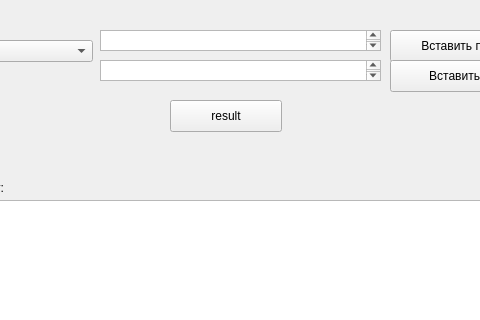
This is dm9375/naturalsumwindow.ui in S1ckick/dm9375 as Qt 5 draws it before an edit; both pictures show x 150 to 630 and y 0 to 320 of the 800 by 600 pixel window. The edited form follows.
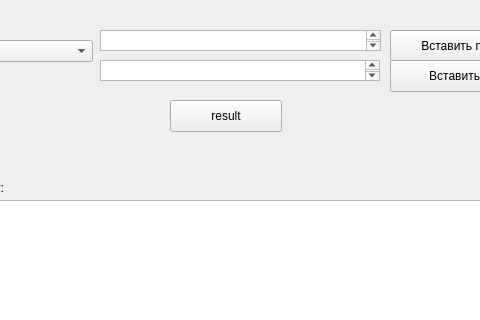
This is the edited form.

Commit message: Авуф

Diff of the .ui file:
```diff
--- a/dm9375/naturalsumwindow.ui
+++ b/dm9375/naturalsumwindow.ui
@@ -45,7 +45,7 @@
      <rect>
       <x>250</x>
       <y>60</y>
-      <width>281</width>
+      <width>280</width>
       <height>21</height>
      </rect>
     </property>
```
The commit also changes 1 other file.
